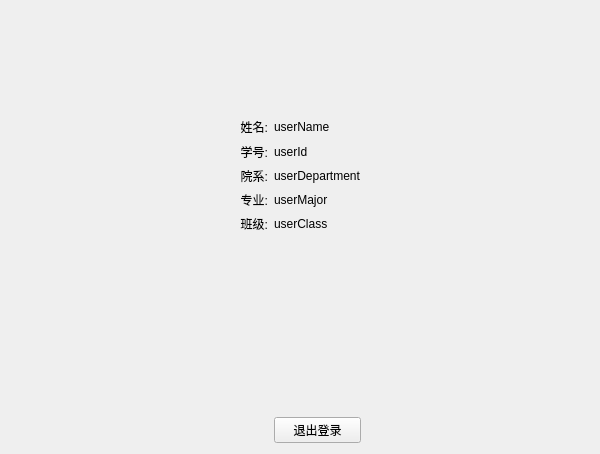
Old version of the form ui_src/userInfo.ui in the repository fx-tourist/ahutTool.
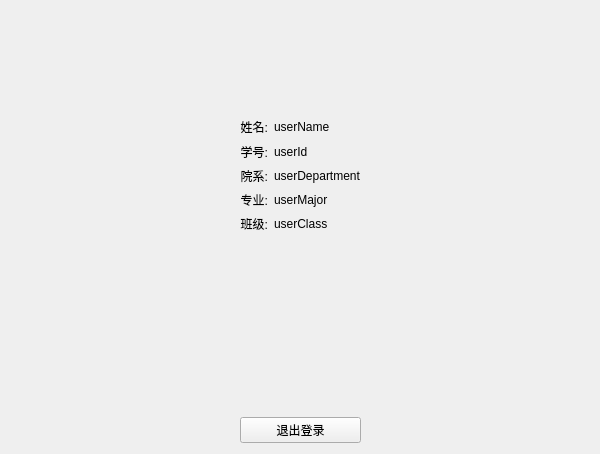
New version of the form.

```diff
--- a/ui_src/userInfo.ui
+++ b/ui_src/userInfo.ui
@@ -203,13 +203,6 @@
      </property>
     </widget>
    </item>
-   <item row="10" column="2">
-    <widget class="QPushButton" name="loginOut_button">
-     <property name="text">
-      <string>退出登录</string>
-     </property>
-    </widget>
-   </item>
    <item row="5" column="1">
     <widget class="QLabel" name="major">
      <property name="sizePolicy">
@@ -261,6 +254,13 @@
      </property>
     </widget>
    </item>
+   <item row="10" column="1" colspan="2">
+    <widget class="QPushButton" name="loginOut_button">
+     <property name="text">
+      <string>退出登录</string>
+     </property>
+    </widget>
+   </item>
   </layout>
  </widget>
  <resources/>
```
